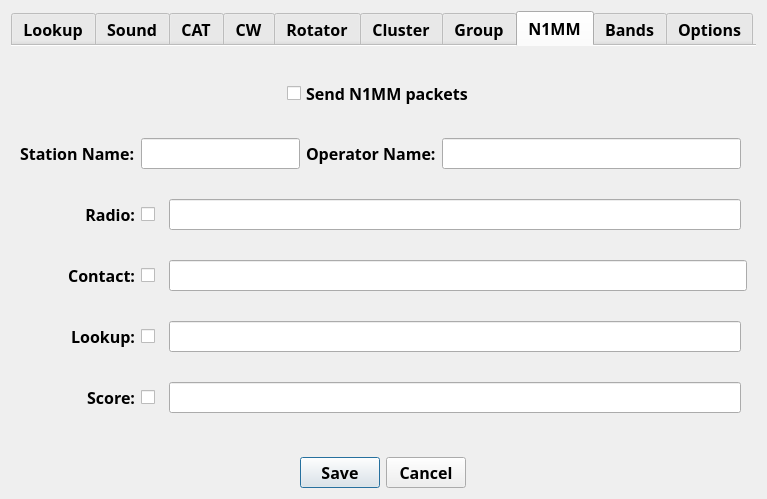
Above: not1mm/data/configuration.ui from mbridak/not1mm before the change. Below: the same form after it.
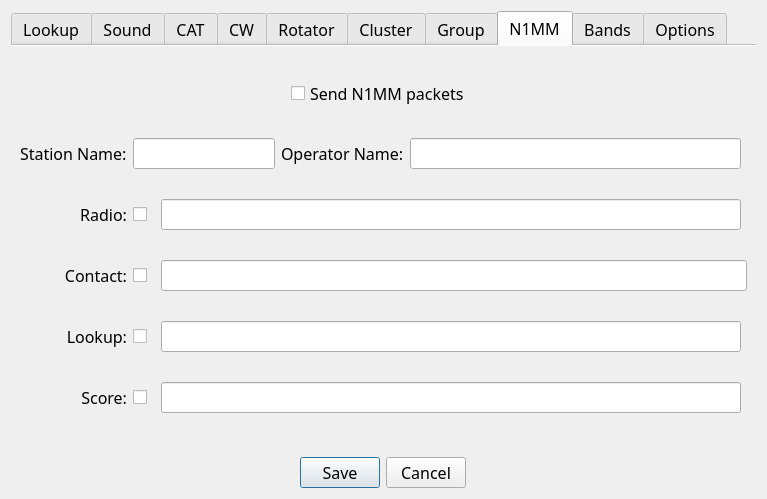
That is the form after the change. The open tabs and pages were chosen to show the change.

Commit message: @mbridak Fix: light mode band indicators. Refactor font weight.

What changed in the file:
```diff
--- a/not1mm/data/configuration.ui
+++ b/not1mm/data/configuration.ui
@@ -13,7 +13,7 @@
   <property name="font">
    <font>
     <family>JetBrains Mono</family>
-    <weight>100</weight>
+    
    </font>
   </property>
   <property name="windowTitle">
@@ -31,7 +31,7 @@
      <property name="font">
       <font>
        <family>JetBrains Mono</family>
-       <weight>100</weight>
+       
        <pointsize>12</pointsize>
        <strikeout>false</strikeout>
       </font>
@@ -1679,7 +1679,7 @@
       <property name="font">
        <font>
         <family>JetBrains Mono</family>
-        <weight>100</weight>
+        
         <pointsize>12</pointsize>
         <strikeout>false</strikeout>
        </font>
@@ -1693,7 +1693,7 @@
          <property name="font">
           <font>
            <family>JetBrains Mono</family>
-           <weight>100</weight>
+           
            <pointsize>12</pointsize>
            <strikeout>false</strikeout>
           </font>
@@ -1711,7 +1711,7 @@
          <property name="font">
           <font>
            <family>JetBrains Mono</family>
-           <weight>100</weight>
+           
            <pointsize>12</pointsize>
            <strikeout>false</strikeout>
           </font>
@@ -1757,7 +1757,7 @@
          <property name="font">
           <font>
            <family>JetBrains Mono</family>
-           <weight>100</weight>
+           
            <pointsize>12</pointsize>
            <strikeout>false</strikeout>
           </font>
@@ -1772,7 +1772,7 @@
          <property name="font">
           <font>
            <family>JetBrains Mono</family>
-           <weight>100</weight>
+           
            <pointsize>12</pointsize>
            <strikeout>false</strikeout>
           </font>
@@ -1796,7 +1796,7 @@
          <property name="font">
           <font>
            <family>JetBrains Mono</family>
-           <weight>100</weight>
+           
            <pointsize>12</pointsize>
            <strikeout>false</strikeout>
           </font>
@@ -1814,7 +1814,7 @@
          <property name="font">
           <font>
            <family>JetBrains Mono</family>
-           <weight>100</weight>
+           
            <pointsize>12</pointsize>
            <strikeout>false</strikeout>
           </font>
@@ -1841,7 +1841,7 @@
          <property name="font">
           <font>
            <family>JetBrains Mono</family>
-           <weight>100</weight>
+           
            <pointsize>12</pointsize>
            <strikeout>false</strikeout>
           </font>
@@ -1868,7 +1868,7 @@
          <property name="font">
           <font>
            <family>JetBrains Mono</family>
-           <weight>100</weight>
+           
            <pointsize>12</pointsize>
            <strikeout>false</strikeout>
           </font>
@@ -1886,7 +1886,7 @@
          <property name="font">
           <font>
            <family>JetBrains Mono</family>
-           <weight>100</weight>
+           
            <pointsize>12</pointsize>
            <strikeout>false</strikeout>
           </font>
@@ -1926,7 +1926,7 @@
          <property name="font">
           <font>
            <family>JetBrains Mono</family>
-           <weight>100</weight>
+           
            <pointsize>12</pointsize>
            <strikeout>false</strikeout>
           </font>
@@ -1941,7 +1941,7 @@
          <property name="font">
           <font>
            <family>JetBrains Mono</family>
-           <weight>100</weight>
+           
            <pointsize>12</pointsize>
            <strikeout>false</strikeout>
           </font>
@@ -1962,7 +1962,7 @@
          <property name="font">
           <font>
            <family>JetBrains Mono</family>
-           <weight>100</weight>
+           
            <pointsize>12</pointsize>
            <strikeout>false</strikeout>
           </font>
@@ -1989,7 +1989,7 @@
          <property name="font">
           <font>
            <family>JetBrains Mono</family>
-           <weight>100</weight>
+           
            <pointsize>12</pointsize>
            <strikeout>false</strikeout>
           </font>
@@ -2900,7 +2900,7 @@
      <property name="font">
       <font>
        <family>JetBrains Mono</family>
-       <weight>100</weight>
+       
        <pointsize>12</pointsize>
        <bold>false</bold>
       </font>
```
Left out of the diff: 78 changed lines with no effect on the pictures. The commit also changes 12 other files.
